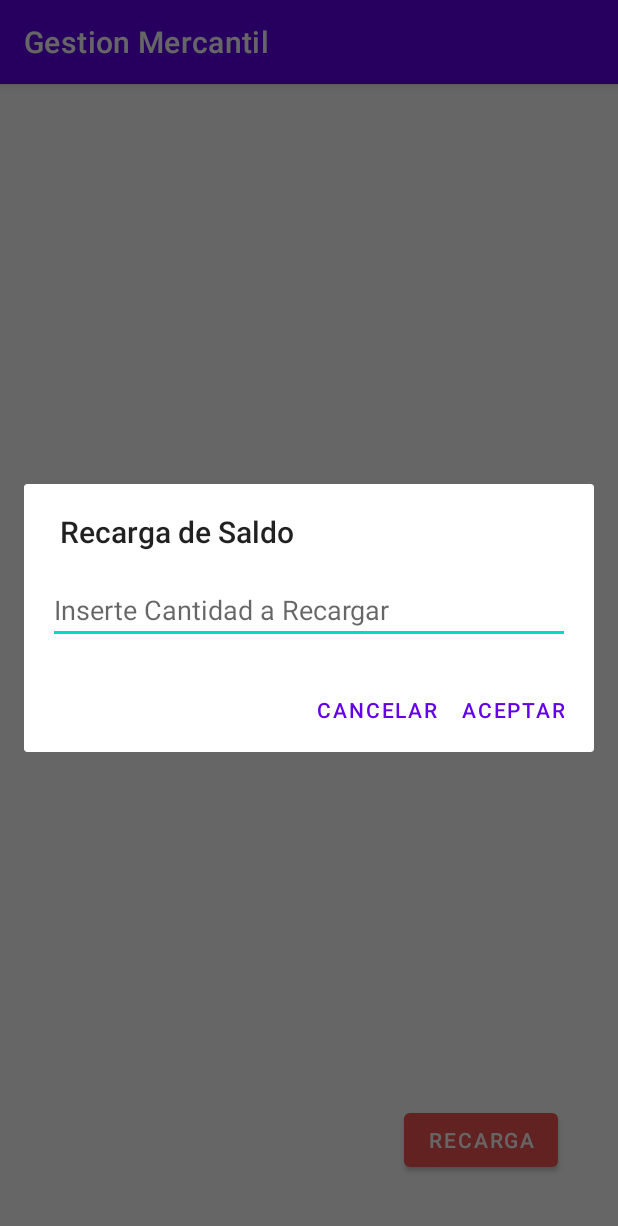
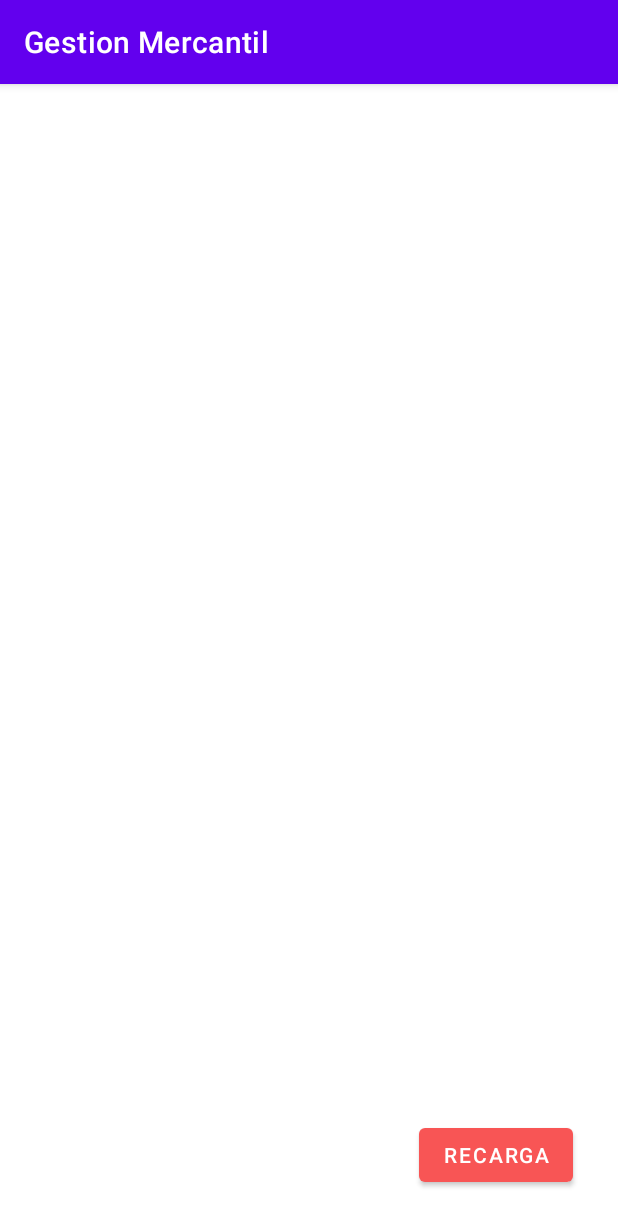
Before and after one commit to Sirsergiomr/Gestion_Mencartil, an Android app: the fragment FragmentCuenta shown on its own in the app's theme, after a tap on "RECARGA", on a phone screen of 412 x 824 dp. Shown: the top 1226 px of the screen. Run offline under Robolectric (Android 15) with nearby library versions, the phone set to English and light mode, and no system bars; our stand-ins replace Firebase (no records; nobody signed in at launch, a user with empty details on screens opened directly).

Commit message:
Recarga completita bb

```diff
--- a/app/src/main/AndroidManifest.xml
+++ b/app/src/main/AndroidManifest.xml
@@ -10,6 +10,7 @@
         android:supportsRtl="true"
         android:theme="@style/Theme.Gestion_Mencartil">
         <activity android:name=".MainActivity"/>
+        <activity android:name=".RecargaDialog"/>
         <activity
             android:name=".ui.main.LoginRegistroUsuarios"
             android:screenOrientation="portrait"
--- a/app/src/main/java/com/example/gestion_mencartil/Fragmens/FragmentCuenta.java
+++ b/app/src/main/java/com/example/gestion_mencartil/Fragmens/FragmentCuenta.java
@@ -1,6 +1,5 @@
 package com.example.gestion_mencartil.Fragmens;
 
-import android.content.Intent;
 import android.os.Bundle;
 
 import androidx.annotation.NonNull;
@@ -13,10 +12,10 @@ import android.view.ViewGroup;
 import android.widget.Button;
 import android.widget.EditText;
 import android.widget.TextView;
+import android.widget.Toast;
 
 import com.example.gestion_mencartil.Models.User;
 import com.example.gestion_mencartil.R;
-import com.example.gestion_mencartil.ui.main.RecargaDialog;
 import com.google.firebase.auth.FirebaseAuth;
 import com.google.firebase.auth.FirebaseUser;
 import com.google.firebase.database.ChildEventListener;
@@ -25,7 +24,7 @@ import com.google.firebase.database.DatabaseError;
 import com.google.firebase.database.DatabaseReference;
 import com.google.firebase.database.FirebaseDatabase;
 
-import java.sql.Struct;
+import java.text.ParseException;
 import java.util.HashMap;
 import java.util.Map;
 
@@ -35,6 +34,7 @@ public class FragmentCuenta extends Fragment {
     private FirebaseUser firebaseUser = null;
     private FirebaseDatabase database = null;
     private TextView TxtEmail, TxtAlias, TxtSaldoTjt;
+    private EditText SRecargaEditText;
     private Button btnRecarga;
 
     @Override
@@ -54,10 +54,20 @@ public class FragmentCuenta extends Fragment {
         TxtAlias = (TextView) vista.findViewById(R.id.AliasTxtView);
         TxtSaldoTjt = (TextView) vista.findViewById(R.id.SaldoTxtView);
         btnRecarga = (Button) vista.findViewById(R.id.RecargaSaldoButton);
+        SRecargaEditText = (EditText) vista.findViewById(R.id.SaldoRecargaEditText);
         btnRecarga.setOnClickListener(new View.OnClickListener() {
             @Override
             public void onClick(View v) {
-                openDialog();
+                if (SRecargaEditText.getText().toString().isEmpty()){
+                }else{
+                    try {
+                        int cantidadRecarga = Integer.parseInt(SRecargaEditText.getText().toString());
+
+                        update(cantidadRecarga);
+                    } catch (Exception e) {
+                        e.printStackTrace();
+                    }
+                }
             }
         });
 
@@ -93,12 +103,8 @@ public class FragmentCuenta extends Fragment {
             @Override public void onCancelled(@NonNull DatabaseError error) {}
         });
     }
-    public void openDialog(){
-        RecargaDialog recargaDialog = new RecargaDialog();
-        recargaDialog.show(this.getFragmentManager(), "Recarga Dialog");
-    }
 
-    public void update(String email,String alias,String saldo){
+    public void update(int saldo){
         myRef = database.getReference("Users");
         myRef.addChildEventListener(new ChildEventListener() {
             @Override
@@ -108,17 +114,14 @@ public class FragmentCuenta extends Fragment {
                     if(u.getUid().equals(firebaseUser.getUid())){
 
                         int saldobase = Integer.parseInt(u.getsaldo());
-                        int saldoAñadido = Integer.parseInt(saldo);
-                        int saldofinal = saldobase+saldoAñadido;
+                        int saldofinal = saldobase+saldo;
 
-                        User upd = new User(firebaseUser.getUid(),email,alias,Integer.toString(saldofinal));
+                        User upd = new User(firebaseUser.getUid(),u.getEmail(),u.getName(),Integer.toString(saldofinal));
                         Map<String, Object> UserValues = upd.toMap();
                         Map<String, Object> childUpdates = new HashMap<>();
                         childUpdates.put(firebaseUser.getUid(), UserValues);
                         myRef.updateChildren(childUpdates);
 
-                        TxtEmail.setText(upd.getEmail());
-                        TxtAlias.setText(upd.getName());
                         TxtSaldoTjt.setText(upd.getsaldo());
                     }
                 }
--- a/app/src/main/java/com/example/gestion_mencartil/MainActivity.java
+++ b/app/src/main/java/com/example/gestion_mencartil/MainActivity.java
@@ -7,11 +7,8 @@ import android.content.pm.ActivityInfo;
 import android.os.Bundle;
 
 import com.example.gestion_mencartil.ui.main.LoginRegistroUsuarios;
-import com.google.android.material.floatingactionbutton.FloatingActionButton;
-import com.google.android.material.snackbar.Snackbar;
 import com.google.android.material.tabs.TabLayout;
 
-import androidx.annotation.NonNull;
 import androidx.viewpager.widget.ViewPager;
 import androidx.appcompat.app.AppCompatActivity;
 
@@ -22,9 +19,8 @@ import android.widget.Toast;
 
 import com.example.gestion_mencartil.ui.main.SectionsPagerAdapter;
 import com.google.firebase.auth.FirebaseAuth;
-import com.google.firebase.auth.FirebaseUser;
 
-public class MainActivity extends AppCompatActivity {
+public class MainActivity extends AppCompatActivity{
 
     @Override
     protected void onCreate(Bundle savedInstanceState) {
--- a/app/src/main/java/com/example/gestion_mencartil/ui/main/RecargaDialog.java
+++ /dev/null
@@ -1,45 +0,0 @@
-package com.example.gestion_mencartil.ui.main;
-
-import android.app.AlertDialog;
-import android.app.Dialog;
-import android.content.DialogInterface;
-import android.os.Bundle;
-import android.view.LayoutInflater;
-import android.view.View;
-import android.widget.EditText;
-
-import androidx.annotation.NonNull;
-import androidx.annotation.Nullable;
-import androidx.appcompat.app.AppCompatDialogFragment;
-
-import com.example.gestion_mencartil.R;
-
-public class RecargaDialog extends AppCompatDialogFragment {
-    private EditText editTextRecarga;
-
-    @NonNull
-    @Override
-    public Dialog onCreateDialog(@Nullable Bundle savedInstanceState) {
-        AlertDialog.Builder builder = new AlertDialog.Builder(getActivity());
-        LayoutInflater inflater = getActivity().getLayoutInflater();
-        View view = inflater.inflate(R.layout.layout_dialog, null);
-
-        builder.setView(view)
-                .setTitle("Recarga de Saldo")
-                .setNegativeButton("Cancelar", new DialogInterface.OnClickListener() {
-                    @Override
-                    public void onClick(DialogInterface dialog, int i) {
-
-                    }
-                })
-                .setPositiveButton("Aceptar", new DialogInterface.OnClickListener() {
-                    @Override
-                    public void onClick(DialogInterface dialog, int i) {
-
-                    }
-                });
-        editTextRecarga = view.findViewById(R.id.edit_Recarga);
-
-        return builder.create();
-    }
-}
--- a/app/src/main/res/layout/fragment_cuenta.xml
+++ b/app/src/main/res/layout/fragment_cuenta.xml
@@ -97,12 +97,32 @@
         android:id="@+id/RecargaSaldoButton"
         android:layout_width="wrap_content"
         android:layout_height="wrap_content"
-        android:layout_marginEnd="40dp"
-        android:layout_marginRight="40dp"
-        android:layout_marginBottom="40dp"
+        android:layout_marginEnd="30dp"
+        android:layout_marginRight="30dp"
+        android:layout_marginBottom="30dp"
         android:text="Recarga"
         app:backgroundTint="#F85555"
         app:layout_constraintBottom_toBottomOf="parent"
         app:layout_constraintEnd_toEndOf="parent" />
 
+    <EditText
+        android:id="@+id/SaldoRecargaEditText"
+        android:layout_width="wrap_content"
+        android:layout_height="wrap_content"
+        android:layout_marginStart="30dp"
+        android:layout_marginLeft="30dp"
+        android:layout_marginEnd="30dp"
+        android:layout_marginRight="30dp"
+        android:layout_marginBottom="28dp"
+        android:backgroundTint="@color/white"
+        android:ems="10"
+        android:hint="Saldo a Recargar"
+        android:inputType="textPersonName"
+        android:textColor="#FFFFFF"
+        android:textColorHint="#FFFFFF"
+        app:layout_constraintBottom_toBottomOf="parent"
+        app:layout_constraintEnd_toStartOf="@+id/RecargaSaldoButton"
+        app:layout_constraintHorizontal_bias="0.25"
+        app:layout_constraintStart_toStartOf="parent" />
+
 </androidx.constraintlayout.widget.ConstraintLayout>
--- a/app/src/main/res/layout/layout_dialog.xml
+++ /dev/null
@@ -1,14 +0,0 @@
-<?xml version="1.0" encoding="utf-8"?>
-<RelativeLayout
-    xmlns:android="http://schemas.android.com/apk/res/android"
-    android:layout_width="match_parent"
-    android:layout_height="match_parent"
-    android:padding="16dp">
-
-    <EditText
-        android:hint="Inserte Cantidad a Recargar"
-        android:id="@+id/edit_Recarga"
-        android:layout_width="match_parent"
-        android:layout_height="wrap_content"/>
-
-</RelativeLayout>
```
